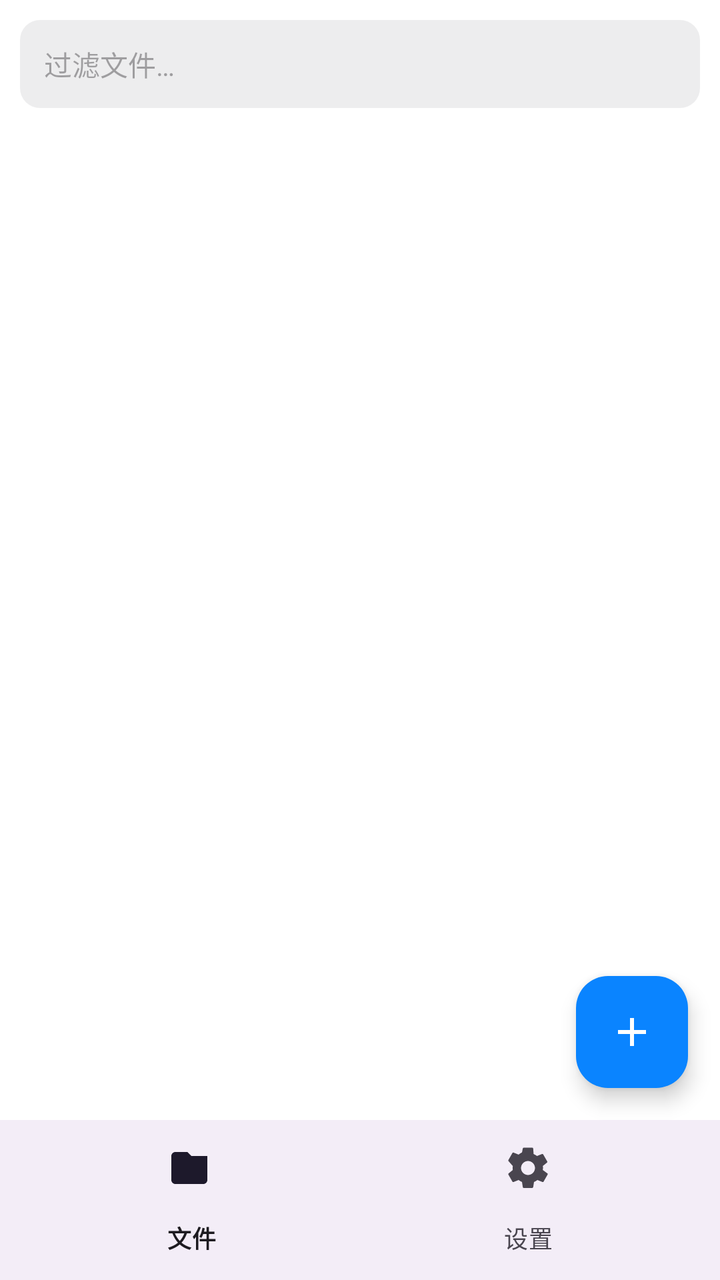
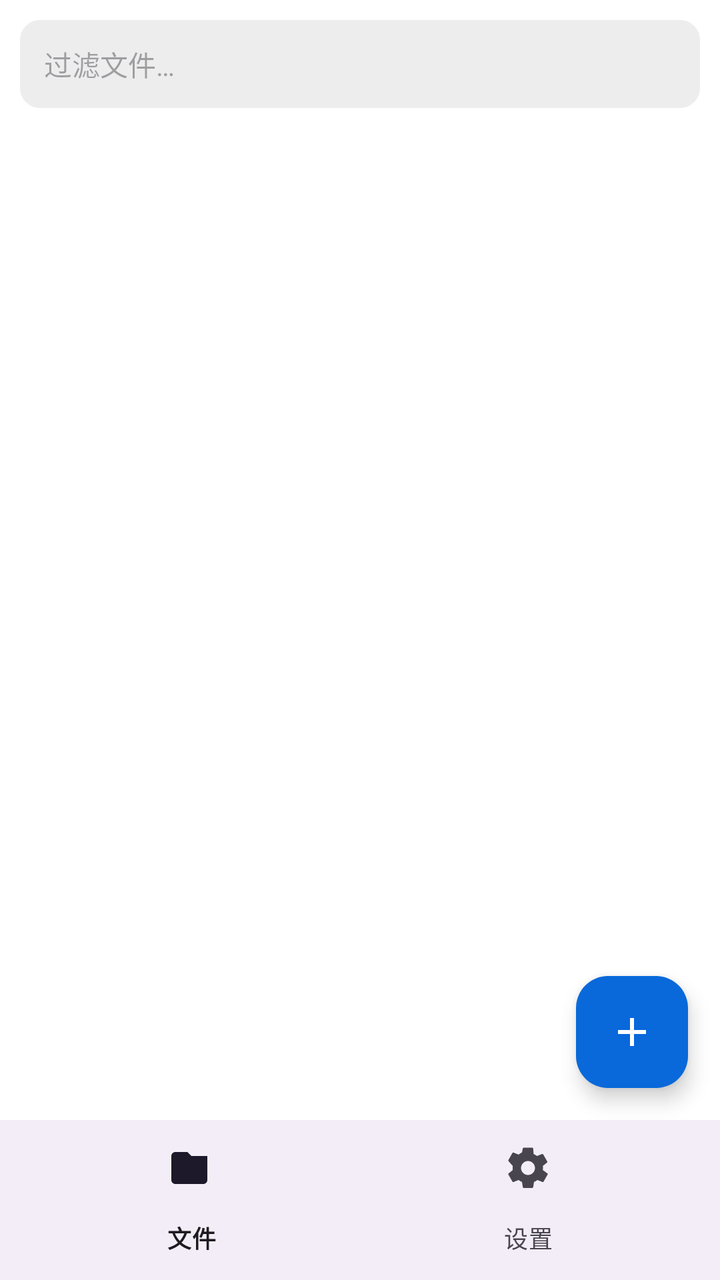

Two renders of the same Android screen: before a commit and after it. Below are the layout's source before the change and the commit's diff.
<!-- AndroidManifest.xml: application theme Theme.Markit -->
<!-- res/layout/activity_main.xml -->
<?xml version="1.0" encoding="utf-8"?>
<androidx.constraintlayout.widget.ConstraintLayout
    xmlns:android="http://schemas.android.com/apk/res/android"
    xmlns:app="http://schemas.android.com/apk/res-auto"
    android:layout_width="match_parent"
    android:layout_height="match_parent"
    android:background="#FFFFFF"
    android:id="@+id/rootContainer">

    
    <LinearLayout
        android:id="@+id/searchBar"
        android:layout_width="0dp"
        android:layout_height="wrap_content"
        android:orientation="vertical"
        android:background="#FFFFFF"
        android:paddingBottom="2dp"
        app:layout_constraintTop_toTopOf="parent"
        app:layout_constraintStart_toStartOf="parent"
        app:layout_constraintEnd_toEndOf="parent">

    <EditText
        android:id="@+id/searchField"
        android:layout_width="match_parent"
        android:layout_height="44dp"
        android:layout_marginStart="10dp"
        android:layout_marginEnd="10dp"
        android:layout_marginTop="10dp"
        android:background="@drawable/bg_search"
        android:hint="过滤文件…"
        android:textSize="14sp"
        android:paddingStart="12dp"
        android:paddingEnd="12dp"
        android:inputType="text"
        android:importantForAutofill="no"
        />
    </LinearLayout>

    <androidx.recyclerview.widget.RecyclerView
        android:id="@+id/fileList"
        android:layout_width="0dp"
        android:layout_height="0dp"
        app:layout_constraintTop_toBottomOf="@id/searchBar"
        app:layout_constraintBottom_toTopOf="@id/bottomBar"
        app:layout_constraintStart_toStartOf="parent"
        app:layout_constraintEnd_toEndOf="parent" />

    <TextView
        android:id="@+id/emptyState"
        android:layout_width="wrap_content"
        android:layout_height="wrap_content"
        android:text="未选择文件夹"
        android:textSize="14sp"
        android:textColor="#8A8A8E"
        android:visibility="gone"
        app:layout_constraintTop_toTopOf="@id/fileList"
        app:layout_constraintBottom_toBottomOf="@id/fileList"
        app:layout_constraintStart_toStartOf="parent"
        app:layout_constraintEnd_toEndOf="parent" />

    <com.google.android.material.floatingactionbutton.FloatingActionButton
        android:id="@+id/fabNew"
        android:layout_width="wrap_content"
        android:layout_height="wrap_content"
        android:layout_margin="16dp"
        android:src="@drawable/ic_add"
        android:contentDescription="新建"
        app:tint="#FFFFFF"
        app:backgroundTint="#0A84FF"
        app:layout_constraintBottom_toTopOf="@id/bottomBar"
        app:layout_constraintEnd_toEndOf="parent" />

    <com.google.android.material.bottomnavigation.BottomNavigationView
        android:id="@+id/bottomBar"
        android:layout_width="0dp"
        android:layout_height="wrap_content"
        app:menu="@menu/bottom_nav"
        app:layout_constraintBottom_toBottomOf="parent"
        app:layout_constraintStart_toStartOf="parent"
        app:layout_constraintEnd_toEndOf="parent" />

</androidx.constraintlayout.widget.ConstraintLayout>
<!-- resources referenced by this layout -->
<resources>
  <!-- drawable bg_search (drawable) -->
  <?xml version="1.0" encoding="utf-8"?>
  <shape xmlns:android="http://schemas.android.com/apk/res/android" android:shape="rectangle">
      <solid android:color="#22767680" />
      <corners android:radius="10dp" />
  </shape>
  <!-- drawable ic_add (drawable) -->
  <?xml version="1.0" encoding="utf-8"?>
  <vector xmlns:android="http://schemas.android.com/apk/res/android"
      android:width="24dp" android:height="24dp"
      android:viewportWidth="24" android:viewportHeight="24"
      android:tint="#FFFFFF">
      <path android:fillColor="@android:color/white"
          android:pathData="M19,11h-6V5h-2v6H5v2h6v6h2v-6h6V11z" />
  </vector>
  <style name="Theme.Markit" parent="Theme.Material3.DayNight.NoActionBar">
          <item name="colorPrimary">#0A84FF</item>
      </style>
</resources>

<!-- the commit's change to res/layout/activity_main.xml (unified diff, before → after) -->
@@ -4,7 +4,7 @@
     xmlns:app="http://schemas.android.com/apk/res-auto"
     android:layout_width="match_parent"
     android:layout_height="match_parent"
-    android:background="#FFFFFF"
+    android:background="@color/bg_canvas"
     android:id="@+id/rootContainer">
 
     
@@ -13,7 +13,7 @@
         android:layout_width="0dp"
         android:layout_height="wrap_content"
         android:orientation="vertical"
-        android:background="#FFFFFF"
+        android:background="@color/bg_canvas"
         android:paddingBottom="2dp"
         app:layout_constraintTop_toTopOf="parent"
         app:layout_constraintStart_toStartOf="parent"
@@ -51,7 +51,7 @@
         android:layout_height="wrap_content"
         android:text="未选择文件夹"
         android:textSize="14sp"
-        android:textColor="#8A8A8E"
+        android:textColor="@color/fg_muted"
         android:visibility="gone"
         app:layout_constraintTop_toTopOf="@id/fileList"
         app:layout_constraintBottom_toBottomOf="@id/fileList"
@@ -65,8 +65,8 @@
         android:layout_margin="16dp"
         android:src="@drawable/ic_add"
         android:contentDescription="新建"
-        app:tint="#FFFFFF"
-        app:backgroundTint="#0A84FF"
+        app:tint="@color/bg_canvas"
+        app:backgroundTint="@color/accent"
         app:layout_constraintBottom_toTopOf="@id/bottomBar"
         app:layout_constraintEnd_toEndOf="parent" />
 
<!-- resource entries referenced after the edit -->
@@ -1,5 +1,8 @@
 <!-- resources referenced by this layout -->
 <resources>
+  <color name="accent">#0969DA</color>
+  <color name="bg_canvas">#FFFFFF</color>
+  <color name="fg_muted">#59636E</color>
   <!-- drawable bg_search (drawable) -->
   <?xml version="1.0" encoding="utf-8"?>
   <shape xmlns:android="http://schemas.android.com/apk/res/android" android:shape="rectangle">
@@ -16,7 +19,11 @@
           android:pathData="M19,11h-6V5h-2v6H5v2h6v6h2v-6h6V11z" />
   </vector>
   <style name="Theme.Markit" parent="Theme.Material3.DayNight.NoActionBar">
-          <item name="colorPrimary">#0A84FF</item>
+          <item name="colorPrimary">@color/accent</item>
+          <item name="android:windowBackground">@color/bg_canvas</item>
+          
+          <item name="android:statusBarColor">@android:color/transparent</item>
+          <item name="android:navigationBarColor">@android:color/transparent</item>
       </style>
 </resources>
 
